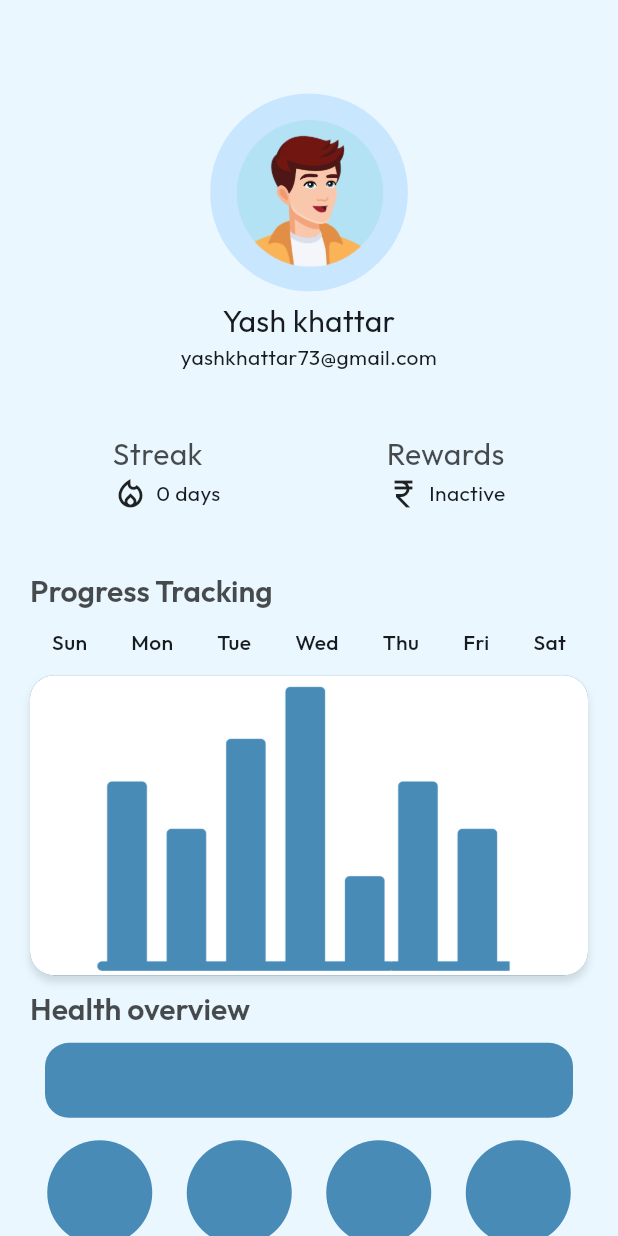
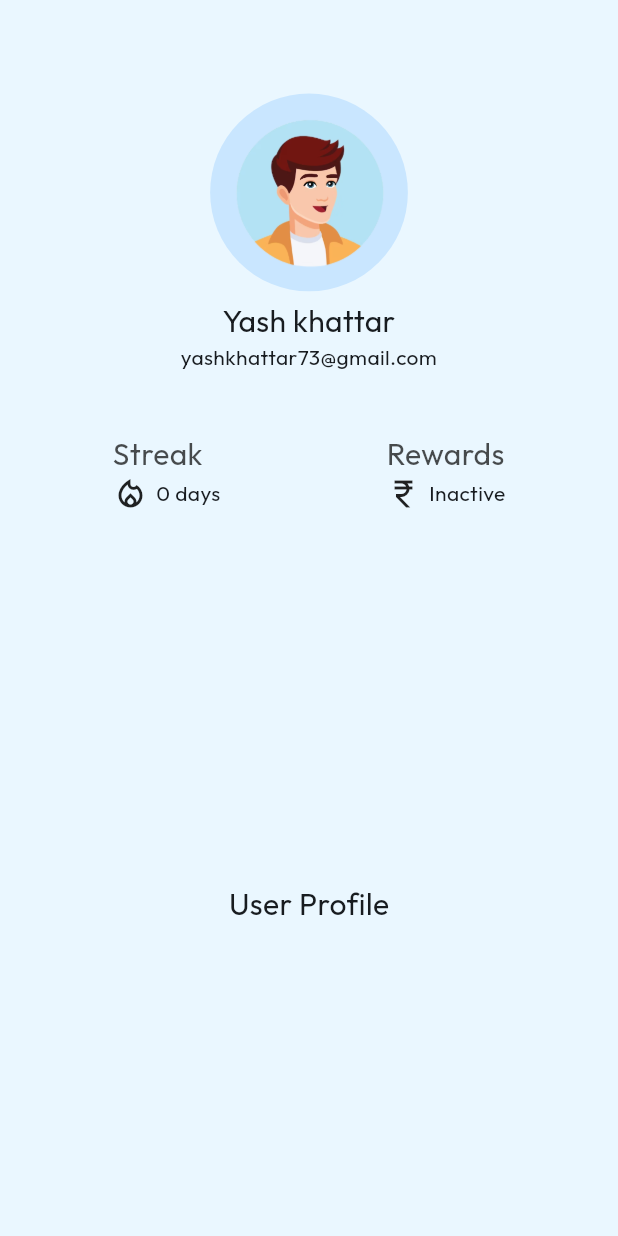
Before and after one commit to DhairyaCodes/YogZen-v-1.0, a Flutter app: the userPageScreen screen opened directly, on a phone screen of 412 x 824 dp. Run offline on Flutter 3.47's test engine with Material 2 defaults, Android fonts, the phone set to English and light mode, and no system bars; our stand-ins replace camera, flutter_advanced_drawer, font_awesome_flutter, google_fonts, youtube_player_flutter.

Commit message:
yoga studio

```diff
--- a/lib/components/nav_bar_scree.dart
+++ b/lib/components/nav_bar_scree.dart
@@ -4,6 +4,7 @@ import 'package:yogzen_v_1/components/nav_bar.dart';
 import 'package:yogzen_v_1/screens/community/community_screen.dart';
 import 'package:yogzen_v_1/screens/home/home.dart';
 import 'package:yogzen_v_1/screens/specific_needs/specific_needs.dart';
+import 'package:yogzen_v_1/screens/user_profile/user_page.dart';
 
 class NavScreen extends StatefulWidget {
   static const routeName = "/tabScreen";
@@ -18,11 +19,7 @@ class _NavScreenState extends State<NavScreen> {
     HomeScreen(),
     SpecificNeeds(),
     CommunityScreen(),
-    Scaffold(
-      body: Center(
-        child: Text("User Profile"),
-      ),
-    ),
+    userPageScreen(),
   ];
 
   var _selected = 0;
--- a/lib/main.dart
+++ b/lib/main.dart
@@ -4,6 +4,7 @@
 import 'package:yogzen_v_1/components/nav_bar_scree.dart';
 import 'package:yogzen_v_1/global/color.dart';
 import 'package:yogzen_v_1/screens/camera/camera.dart';
+import 'package:yogzen_v_1/screens/community/studio.dart';
 import 'package:yogzen_v_1/screens/community/yog_guru.dart';
 import 'package:yogzen_v_1/screens/home/home.dart';
 import 'package:yogzen_v_1/screens/specific_needs/specific_needs.dart';
@@ -49,6 +50,7 @@
       routes: {
         NavScreen.routeName: (context) => NavScreen(),
         YogGuru.routeName: (context) => YogGuru(),
+        YogaStudio.routeName: (context) => YogaStudio(),
         // Camera.routeName: (context) => Camera(),
         SpecificNeeds.routeName: (context) => SpecificNeeds(),
       },
--- a/lib/screens/community/studio.dart
+++ b/lib/screens/community/studio.dart
@@ -1,11 +1,13 @@
 import 'package:flutter/material.dart';
+import 'package:yogzen_v_1/screens/community/studio_widget.dart';
 class YogaStudio extends StatelessWidget {
+static const routeName = "/yogaStudio";
   const YogaStudio({super.key});
 
   @override
   Widget build(BuildContext context) {
     return Scaffold(
-
+      body: YogaClassesCard(),
     );
   }
 }
--- /dev/null
+++ b/lib/screens/community/studio_widget.dart
@@ -0,0 +1,32 @@
+import 'package:flutter/material.dart';
+
+class YogaClassesCard extends StatelessWidget {
+  const YogaClassesCard({super.key});
+
+  @override
+  Widget build(BuildContext context) {
+    return GestureDetector(
+      onTap: () {},
+      child: Container(
+        padding: EdgeInsets.only(right: 16, bottom: 16),
+        child: Column(
+          crossAxisAlignment: CrossAxisAlignment.start,
+          children: [
+            Container(
+              height: 160,
+              width: double.infinity,
+              decoration: BoxDecoration(
+                color: Colors.white,
+                borderRadius: BorderRadius.circular(8),
+              ),
+              child: ClipRRect(
+                borderRadius: BorderRadius.all(Radius.circular(8)),
+                child: Image.asset('assets/community_posts/p1.jpg'),
+              ),
+            ),
+            ],
+            ),
+            ),
+            );
+  }
+}
--- a/lib/screens/community/yog_guru.dart
+++ b/lib/screens/community/yog_guru.dart
@@ -1,5 +1,6 @@
 import 'package:flutter/material.dart';
 import 'package:yogzen_v_1/global/color.dart';
+import 'package:yogzen_v_1/screens/community/studio.dart';
 
 class YogGuru extends StatelessWidget {
   static const routeName = "/yogGuruScreen";
@@ -83,8 +84,12 @@ class YogGuru extends StatelessWidget {
           Spacer(),
           Align(
             alignment: Alignment.bottomLeft,
+            child: GestureDetector(
+              onTap: () {
+                Navigator.pushNamed(context, YogaStudio.routeName);
+              },
               child: Container(
-              margin: EdgeInsets.only(left: 16, bottom: 16),
+                margin: EdgeInsets.only(left: 20, bottom: 50),
                 height: 55,
                 width: 200,
                 child: Center(
@@ -102,6 +107,7 @@ class YogGuru extends StatelessWidget {
                 ),
               ),
             ),
+          ),
         ],
       ),
       floatingActionButton: FloatingActionButton(
--- a/lib/screens/user_profile/user_page.dart
+++ b/lib/screens/user_profile/user_page.dart
@@ -11,8 +11,7 @@ class userPageScreen extends StatelessWidget {
     final width = MediaQuery.of(context).size.width;
     return Scaffold(
       backgroundColor: klightBlue,
-      body: SingleChildScrollView(
-        child: Padding(
+      body: Padding(
         padding: const EdgeInsets.fromLTRB(20, 50, 20, 0),
         child: Column(
           children: [
@@ -115,131 +114,138 @@ class userPageScreen extends StatelessWidget {
                 ],
               ),
             ),
-              Container(
-                child: Column(
-                  crossAxisAlignment: CrossAxisAlignment.start,
-                  children: [
-                    Text(
-                      'Progress Tracking',
-                      style: Theme.of(context).textTheme.headlineLarge,
-                      textAlign: TextAlign.left,
-                    ),
-                    const Padding(
-                      padding: EdgeInsets.symmetric(vertical: 12),
-                      child: Row(
-                        crossAxisAlignment: CrossAxisAlignment.start,
-                        mainAxisAlignment: MainAxisAlignment.spaceAround,
-                        children: [
-                          Text(
-                            'Sun',
-                            style: TextStyle(fontWeight: FontWeight.w500),
-                          ),
-                          Text(
-                            'Mon',
-                            style: TextStyle(fontWeight: FontWeight.w500),
-                          ),
-                          Text(
-                            'Tue',
-                            style: TextStyle(fontWeight: FontWeight.w500),
-                          ),
-                          Text(
-                            'Wed',
-                            style: TextStyle(fontWeight: FontWeight.w500),
-                          ),
-                          Text(
-                            'Thu',
-                            style: TextStyle(fontWeight: FontWeight.w500),
-                          ),
-                          Text(
-                            'Fri',
-                            style: TextStyle(fontWeight: FontWeight.w500),
-                          ),
-                          Text(
-                            'Sat',
-                            style: TextStyle(fontWeight: FontWeight.w500),
-                          ),
-                        ],
+            Spacer(),
+            Center(
+              child: Text(
+                'User Profile',
+                style: TextStyle(fontSize: 20),
                 ),
             ),
-                    Padding(
-                      padding: const EdgeInsets.all(0),
-                      child: Container(
-                        width: double.infinity,
-                        height: 200,
-                        decoration: const BoxDecoration(
-                            color: kdarkBlue,
-                            borderRadius: BorderRadius.all(
-                              Radius.circular(16),
-                            ),
-                            boxShadow: [
-                              BoxShadow(
-                                  blurRadius: 4,
-                                  offset: Offset(0, 4),
-                                  color: Colors.black12)
+            Spacer(),
+            // Container(
+            //   child: Column(
+            //     crossAxisAlignment: CrossAxisAlignment.start,
+            //     children: [
+            //       Text(
+            //         'Progress Tracking',
+            //         style: Theme.of(context).textTheme.headlineLarge,
+            //         textAlign: TextAlign.left,
+            //       ),
+            //       const Padding(
+            //         padding: EdgeInsets.symmetric(vertical: 12),
+            //         child: Row(
+            //           crossAxisAlignment: CrossAxisAlignment.start,
+            //           mainAxisAlignment: MainAxisAlignment.spaceAround,
+            //           children: [
+            //             Text(
+            //               'Sun',
+            //               style: TextStyle(fontWeight: FontWeight.w500),
+            //             ),
+            //             Text(
+            //               'Mon',
+            //               style: TextStyle(fontWeight: FontWeight.w500),
+            //             ),
+            //             Text(
+            //               'Tue',
+            //               style: TextStyle(fontWeight: FontWeight.w500),
+            //             ),
+            //             Text(
+            //               'Wed',
+            //               style: TextStyle(fontWeight: FontWeight.w500),
+            //             ),
+            //             Text(
+            //               'Thu',
+            //               style: TextStyle(fontWeight: FontWeight.w500),
+            //             ),
+            //             Text(
+            //               'Fri',
+            //               style: TextStyle(fontWeight: FontWeight.w500),
+            //             ),
+            //             Text(
+            //               'Sat',
+            //               style: TextStyle(fontWeight: FontWeight.w500),
+            //             ),
+            //           ],
+            //         ),
+            //       ),
+            //       Padding(
+            //         padding: const EdgeInsets.all(0),
+            //         child: Container(
+            //           width: double.infinity,
+            //           height: 200,
+            //           decoration: const BoxDecoration(
+            //               color: kdarkBlue,
+            //               borderRadius: BorderRadius.all(
+            //                 Radius.circular(16),
+            //               ),
+            //               boxShadow: [
+            //                 BoxShadow(
+            //                     blurRadius: 4,
+            //                     offset: Offset(0, 4),
+            //                     color: Colors.black12)
+            //               ],
+            //               image: DecorationImage(
+            //                   image: AssetImage("assets/graph.png"),
+            //                   fit: BoxFit.fill)),
+            //         ),
+            //       ),
+            //     ],
+            //   ),
+            // ),
+            // const SizedBox(
+            //   height: 10,
+            // ),
+            // Container(
+            //   child: Column(
+            //     crossAxisAlignment: CrossAxisAlignment.start,
+            //     children: [
+            //       Text(
+            //         'Health overview',
+            //         style: Theme.of(context).textTheme.headlineLarge,
+            //         textAlign: TextAlign.left,
+            //       ),
+            //       Padding(
+            //         padding: const EdgeInsets.all(10.0),
+            //         child: Container(
+            //           width: double.infinity,
+            //           height: 50,
+            //           decoration: const BoxDecoration(
+            //               color: kdarkBlue,
+            //               borderRadius:
+            //                   BorderRadius.all(Radius.circular(16))),
+            //         ),
+            //       ),
+            //       const SizedBox(
+            //         height: 5,
+            //       ),
+            //       const Row(
+            //         mainAxisAlignment: MainAxisAlignment.spaceAround,
+            //         children: [
+            //           CircleAvatar(
+            //             radius: 35,
+            //             backgroundColor: kdarkBlue,
+            //           ),
+            //           CircleAvatar(
+            //             radius: 35,
+            //             backgroundColor: kdarkBlue,
+            //           ),
+            //           CircleAvatar(
+            //             radius: 35,
+            //             backgroundColor: kdarkBlue,
+            //           ),
+            //           CircleAvatar(
+            //             radius: 35,
+            //             backgroundColor: kdarkBlue,
+            //           ),
+            //         ],
+            //       ),
+            //     ],
+            //   ),
+            // ),
+            // const SizedBox(
+            //   height: 20,
+            // ),
           ],
-                            image: DecorationImage(
-                                image: AssetImage("assets/graph.png"),
-                                fit: BoxFit.fill)),
-                      ),
-                    ),
-                  ],
-                ),
-              ),
-              const SizedBox(
-                height: 10,
-              ),
-              Container(
-                child: Column(
-                  crossAxisAlignment: CrossAxisAlignment.start,
-                  children: [
-                    Text(
-                      'Health overview',
-                      style: Theme.of(context).textTheme.headlineLarge,
-                      textAlign: TextAlign.left,
-                    ),
-                    Padding(
-                      padding: const EdgeInsets.all(10.0),
-                      child: Container(
-                        width: double.infinity,
-                        height: 50,
-                        decoration: const BoxDecoration(
-                            color: kdarkBlue,
-                            borderRadius:
-                                BorderRadius.all(Radius.circular(16))),
-                      ),
-                    ),
-                    const SizedBox(
-                      height: 5,
-                    ),
-                    const Row(
-                      mainAxisAlignment: MainAxisAlignment.spaceAround,
-                      children: [
-                        CircleAvatar(
-                          radius: 35,
-                          backgroundColor: kdarkBlue,
-                        ),
-                        CircleAvatar(
-                          radius: 35,
-                          backgroundColor: kdarkBlue,
-                        ),
-                        CircleAvatar(
-                          radius: 35,
-                          backgroundColor: kdarkBlue,
-                        ),
-                        CircleAvatar(
-                          radius: 35,
-                          backgroundColor: kdarkBlue,
-                        ),
-                      ],
-                    ),
-                  ],
-                ),
-              ),
-              const SizedBox(
-                height: 20,
-              ),
-            ],
-          ),
         ),
       ),
     );
```
Also changed, not shown: 1 other file. Lines whose indentation alone changed are shown as unchanged.
